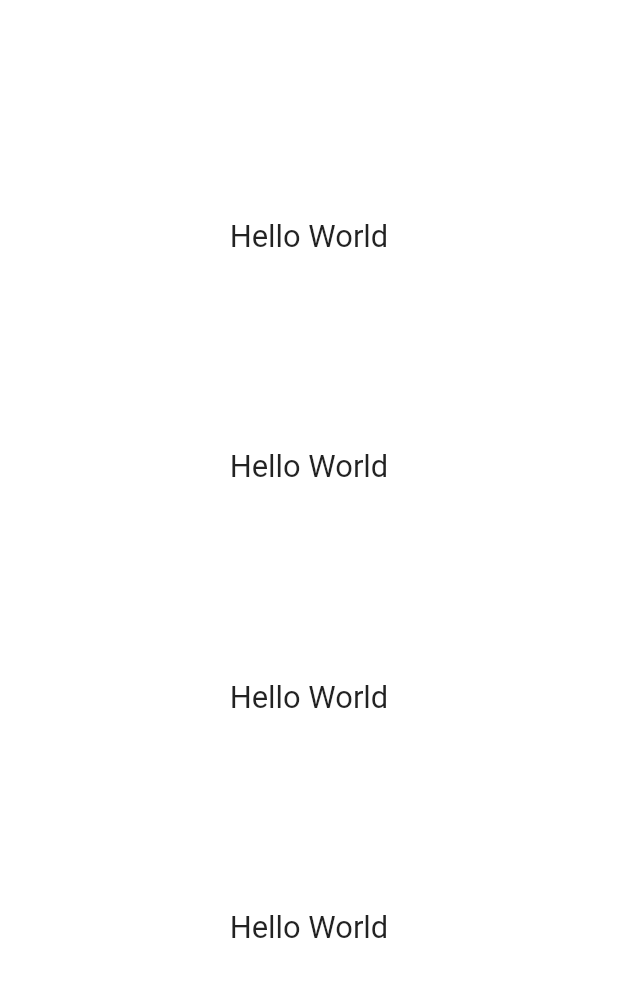
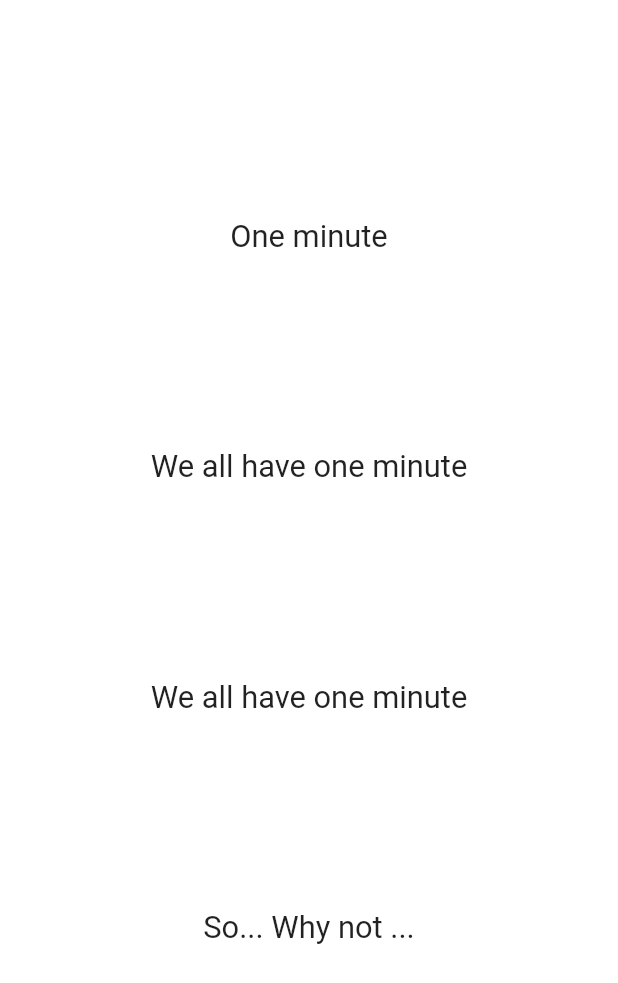
Before and after one commit to HenryQuan/HabitApp, a Flutter app: the screen it shows after launch, on a phone screen of 412 x 824 dp. Shown: the top 983 px of the screen. Run offline on Flutter 3.47's test engine with Material 2 defaults, Android fonts, the phone set to English and light mode, and no system bars; our stand-ins replace shared_preferences, vibration, wakelock.

Commit message:
what should I put in the intro screen?

```diff
--- a/HabitApp/lib/src/ui/pages/IntroPage.dart
+++ b/HabitApp/lib/src/ui/pages/IntroPage.dart
@@ -20,19 +20,22 @@ class _IntroPageState extends State<IntroPage> {
 
   @override
   Widget build(BuildContext context) {
+    // Generally, 1000ms to 1500ms for each label
+    // However, if it is too long, give it a bit more time
+
     Future.delayed(Duration(seconds: 1)).then((_) {
       setState(() {
         opacity1 = 1.0;
       });
     });
 
-    Future.delayed(Duration(seconds: 3)).then((_) {
+    Future.delayed(Duration(milliseconds: 2500)).then((_) {
       setState(() {
         opacity2 = 1.0;
       });
     });
 
-    Future.delayed(Duration(seconds: 5)).then((_) {
+    Future.delayed(Duration(seconds: 4)).then((_) {
       setState(() {
         opacity3 = 1.0;
       });
@@ -44,7 +47,7 @@ class _IntroPageState extends State<IntroPage> {
       });
     });
 
-    Future.delayed(Duration(seconds: 10)).then((_) {
+    Future.delayed(Duration(milliseconds: 8500)).then((_) {
       setState(() {
         opacity5 = 1.0;
       });
@@ -61,10 +64,10 @@ class _IntroPageState extends State<IntroPage> {
               mainAxisAlignment: MainAxisAlignment.spaceBetween,
               children: <Widget>[
                 SizedBox.shrink(),
-                this.renderFadeText('Hello World', opacity1, deviceWidth),
-                this.renderFadeText('Hello World', opacity2, deviceWidth),
-                this.renderFadeText('Hello World', opacity3, deviceWidth),
-                this.renderFadeText('Hello World', opacity4, deviceWidth),
+                this.renderFadeText('One minute', opacity1, deviceWidth),
+                this.renderFadeText('We all have one minute', opacity2, deviceWidth),
+                this.renderFadeText('We all have one minute', opacity3, deviceWidth),
+                this.renderFadeText('So... Why not ...', opacity4, deviceWidth),
                 AnimatedOpacity(
                   duration: Duration(milliseconds: 300),
                   opacity: opacity5,
@@ -78,7 +81,7 @@ class _IntroPageState extends State<IntroPage> {
                         // Set first launch to false
                         LocalData().updateFirstLaunch(false);
                       },
-                      label: Text('Start a new habit'),
+                      label: Text('Start a new habit now!'),
                     ),
                   ),
                 ),
@@ -96,6 +99,7 @@ class _IntroPageState extends State<IntroPage> {
       opacity: opacity,
       child: Text(
         msg,
+        textAlign: TextAlign.center,
         style: TextStyle(fontSize: width / 20),
       ),
     );
```
